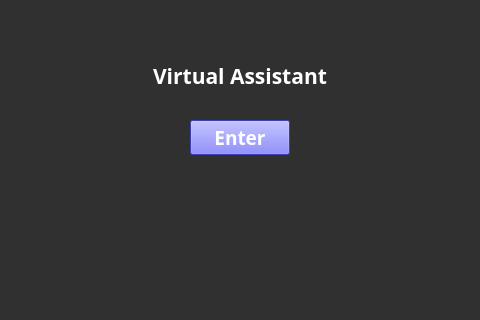
First picture: the form in hci_project/main_window.ui, repository Angelos-Tzortzis/University, before the edit; both pictures show x 120 to 600 and y 0 to 320 of the 720 by 480 pixel window.
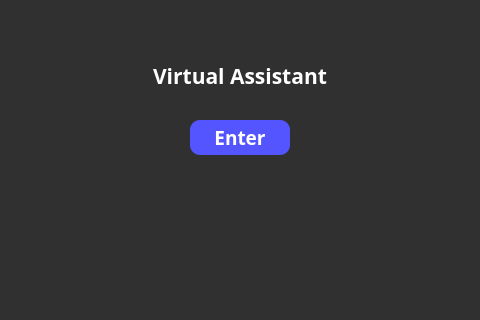
Second picture: the form after the edit.

Commit message: Made button edges round.

Patch:
```diff
--- a/hci_project/main_window.ui
+++ b/hci_project/main_window.ui
@@ -66,7 +66,9 @@
     </property>
     <property name="styleSheet">
      <string notr="true">color: white;
-background-color:rgb(85, 85, 255)</string>
+background-color:rgb(85, 85, 255);
+border-radius: 10;
+</string>
     </property>
     <property name="text">
      <string>Enter</string>
```
The commit also changes 1 other file.
